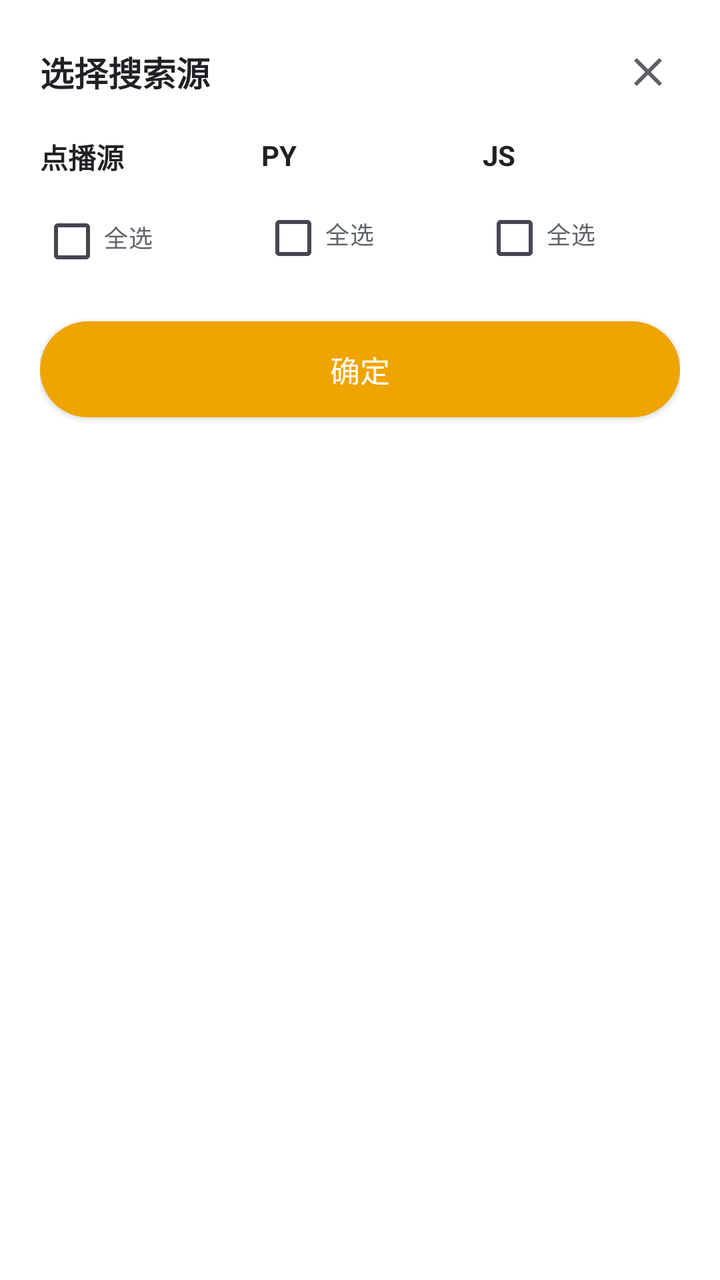
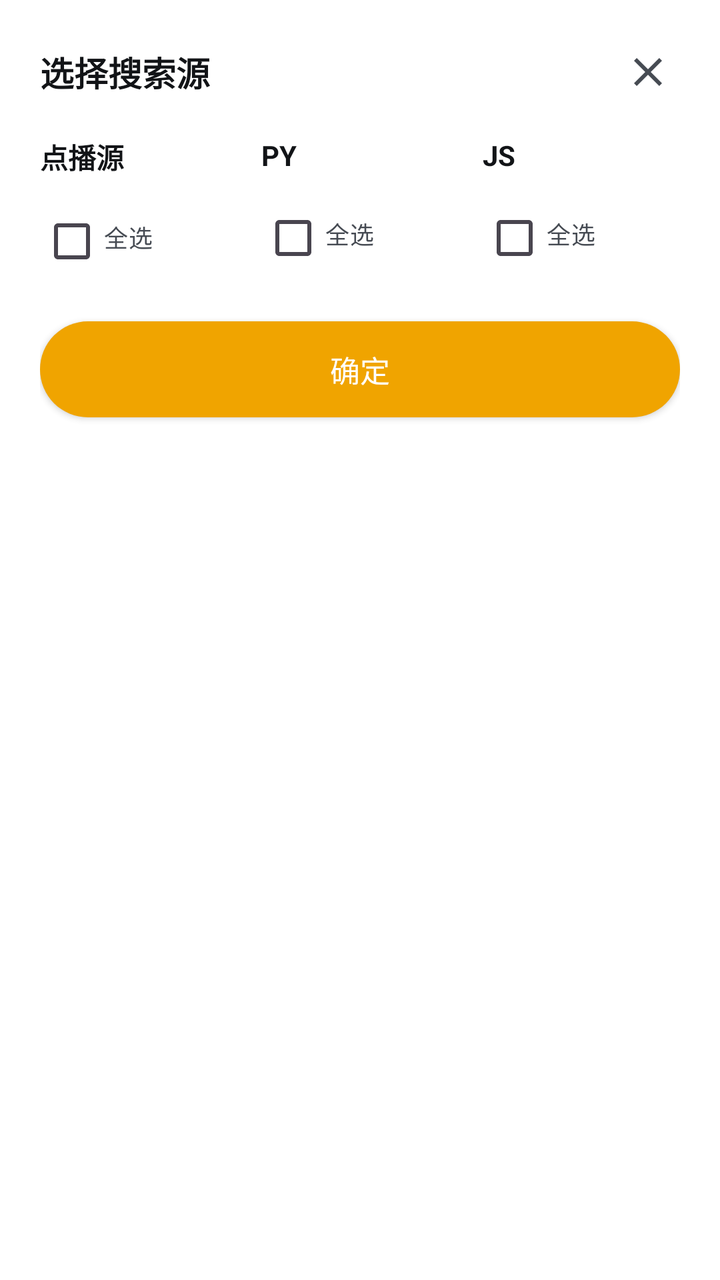

Before-and-after screenshots of an Android layout around one commit, followed by the original layout XML and the change that was made.
<!-- AndroidManifest.xml: another module's application theme Theme.App -->
<!-- res/layout/dialog_search_source.xml -->
<?xml version="1.0" encoding="utf-8"?>
<androidx.appcompat.widget.LinearLayoutCompat xmlns:android="http://schemas.android.com/apk/res/android"
    xmlns:app="http://schemas.android.com/apk/res-auto"
    android:layout_width="match_parent"
    android:layout_height="wrap_content"
    android:background="@drawable/xc_dialog_light"
    android:orientation="vertical"
    android:padding="20dp">

    <androidx.appcompat.widget.LinearLayoutCompat
        android:layout_width="match_parent"
        android:layout_height="wrap_content"
        android:gravity="center_vertical"
        android:orientation="horizontal">

        <androidx.appcompat.widget.AppCompatTextView
            android:layout_width="0dp"
            android:layout_height="wrap_content"
            android:layout_weight="1"
            android:text="选择搜索源"
            android:textColor="#202124"
            android:textSize="17sp"
            android:textStyle="bold" />

        <androidx.appcompat.widget.AppCompatImageButton
            android:id="@+id/close"
            android:layout_width="32dp"
            android:layout_height="32dp"
            android:background="?attr/selectableItemBackgroundBorderless"
            android:src="@drawable/ic_action_close"
            app:tint="#5F6368" />

    </androidx.appcompat.widget.LinearLayoutCompat>

    <androidx.appcompat.widget.LinearLayoutCompat
        android:id="@+id/columns"
        android:layout_width="match_parent"
        android:layout_height="wrap_content"
        android:layout_marginTop="16dp"
        android:orientation="horizontal">

        
        <androidx.appcompat.widget.LinearLayoutCompat
            android:id="@+id/vodColumn"
            android:layout_width="0dp"
            android:layout_height="wrap_content"
            android:layout_weight="1"
            android:orientation="vertical">

            <androidx.appcompat.widget.AppCompatTextView
                android:layout_width="match_parent"
                android:layout_height="wrap_content"
                android:text="点播源"
                android:textColor="#202124"
                android:textSize="14sp"
                android:textStyle="bold"
                android:paddingBottom="8dp" />

            <androidx.appcompat.widget.AppCompatCheckBox
                android:id="@+id/vodSelectAll"
                android:layout_width="wrap_content"
                android:layout_height="wrap_content"
                android:text="全选"
                android:textSize="12sp"
                android:textColor="#5F6368"
                android:paddingBottom="4dp" />

            <androidx.recyclerview.widget.RecyclerView
                android:id="@+id/vodRecycler"
                android:layout_width="match_parent"
                android:layout_height="wrap_content"
                android:maxHeight="280dp"
                app:layoutManager="androidx.recyclerview.widget.LinearLayoutManager" />

        </androidx.appcompat.widget.LinearLayoutCompat>

        
        <androidx.appcompat.widget.LinearLayoutCompat
            android:id="@+id/pyColumn"
            android:layout_width="0dp"
            android:layout_height="wrap_content"
            android:layout_weight="1"
            android:layout_marginStart="12dp"
            android:orientation="vertical">

            <androidx.appcompat.widget.AppCompatTextView
                android:layout_width="match_parent"
                android:layout_height="wrap_content"
                android:text="PY"
                android:textColor="#202124"
                android:textSize="14sp"
                android:textStyle="bold"
                android:paddingBottom="8dp" />

            <androidx.appcompat.widget.AppCompatCheckBox
                android:id="@+id/pySelectAll"
                android:layout_width="wrap_content"
                android:layout_height="wrap_content"
                android:text="全选"
                android:textSize="12sp"
                android:textColor="#5F6368"
                android:paddingBottom="4dp" />

            <androidx.recyclerview.widget.RecyclerView
                android:id="@+id/pyRecycler"
                android:layout_width="match_parent"
                android:layout_height="wrap_content"
                android:maxHeight="280dp"
                app:layoutManager="androidx.recyclerview.widget.LinearLayoutManager" />

        </androidx.appcompat.widget.LinearLayoutCompat>

        
        <androidx.appcompat.widget.LinearLayoutCompat
            android:id="@+id/jsColumn"
            android:layout_width="0dp"
            android:layout_height="wrap_content"
            android:layout_weight="1"
            android:layout_marginStart="12dp"
            android:orientation="vertical">

            <androidx.appcompat.widget.AppCompatTextView
                android:layout_width="match_parent"
                android:layout_height="wrap_content"
                android:text="JS"
                android:textColor="#202124"
                android:textSize="14sp"
                android:textStyle="bold"
                android:paddingBottom="8dp" />

            <androidx.appcompat.widget.AppCompatCheckBox
                android:id="@+id/jsSelectAll"
                android:layout_width="wrap_content"
                android:layout_height="wrap_content"
                android:text="全选"
                android:textSize="12sp"
                android:textColor="#5F6368"
                android:paddingBottom="4dp" />

            <androidx.recyclerview.widget.RecyclerView
                android:id="@+id/jsRecycler"
                android:layout_width="match_parent"
                android:layout_height="wrap_content"
                android:maxHeight="280dp"
                app:layoutManager="androidx.recyclerview.widget.LinearLayoutManager" />

        </androidx.appcompat.widget.LinearLayoutCompat>

    </androidx.appcompat.widget.LinearLayoutCompat>

    <androidx.appcompat.widget.AppCompatButton
        android:id="@+id/confirm"
        android:layout_width="match_parent"
        android:layout_height="48dp"
        android:layout_marginTop="16dp"
        android:background="@drawable/xc_btn_primary"
        android:text="确定"
        android:textColor="#FFFFFF"
        android:textSize="15sp" />

</androidx.appcompat.widget.LinearLayoutCompat>
<!-- resources referenced by this layout -->
<resources>
  <!-- drawable ic_action_close (drawable) -->
  <?xml version="1.0" encoding="utf-8"?>
  <vector xmlns:android="http://schemas.android.com/apk/res/android"
      android:width="24dp"
      android:height="24dp"
      android:viewportWidth="24"
      android:viewportHeight="24">
      <path
          android:fillColor="@android:color/white"
          android:pathData="M19,6.41L17.59,5 12,10.59 6.41,5 5,6.41 10.59,12 5,17.59 6.41,19 12,13.41 17.59,19 19,17.59 13.41,12z" />
  </vector>
  <!-- drawable xc_btn_primary (drawable) -->
  <?xml version="1.0" encoding="utf-8"?>
  <shape xmlns:android="http://schemas.android.com/apk/res/android"
      android:shape="rectangle">
      <corners android:radius="24dp" />
      <solid android:color="#F0A400" />
  </shape>
  <!-- drawable xc_dialog_light (drawable) -->
  <?xml version="1.0" encoding="utf-8"?>
  <shape xmlns:android="http://schemas.android.com/apk/res/android"
      android:shape="rectangle">
      <solid android:color="#B3FFFFFF" />
      <corners android:radius="16dp" />
      <stroke android:width="1dp" android:color="#40FFFFFF" />
  </shape>
  <style name="Theme.App" parent="Theme.XingChen">
          <item name="android:windowDisablePreview">true</item>
          <item name="android:windowSplashScreenBackground">#000000</item>
          <item name="android:windowBackground">#000000</item>
      </style>
  <style name="Theme.XingChen" parent="Theme.Material3.DayNight.NoActionBar">
          <item name="android:windowBackground">@android:color/transparent</item>
                <item name="android:colorBackground">@android:color/transparent</item>
          <item name="colorPrimary">#f0a400</item>
          <item name="colorPrimaryVariant">#c07f00</item>
          <item name="colorOnPrimary">@android:color/white</item>
      </style>
</resources>

<!-- the commit's change to res/layout/dialog_search_source.xml (unified diff, before → after) -->
@@ -18,7 +18,7 @@
             android:layout_height="wrap_content"
             android:layout_weight="1"
             android:text="选择搜索源"
-            android:textColor="#202124"
+            android:textColor="#121417"
             android:textSize="17sp"
             android:textStyle="bold" />
 
@@ -28,7 +28,7 @@
             android:layout_height="32dp"
             android:background="?attr/selectableItemBackgroundBorderless"
             android:src="@drawable/ic_action_close"
-            app:tint="#5F6368" />
+            app:tint="#464B53" />
 
     </androidx.appcompat.widget.LinearLayoutCompat>
 
@@ -51,7 +51,7 @@
                 android:layout_width="match_parent"
                 android:layout_height="wrap_content"
                 android:text="点播源"
-                android:textColor="#202124"
+                android:textColor="#121417"
                 android:textSize="14sp"
                 android:textStyle="bold"
                 android:paddingBottom="8dp" />
@@ -62,7 +62,7 @@
                 android:layout_height="wrap_content"
                 android:text="全选"
                 android:textSize="12sp"
-                android:textColor="#5F6368"
+                android:textColor="#464B53"
                 android:paddingBottom="4dp" />
 
             <androidx.recyclerview.widget.RecyclerView
@@ -87,7 +87,7 @@
                 android:layout_width="match_parent"
                 android:layout_height="wrap_content"
                 android:text="PY"
-                android:textColor="#202124"
+                android:textColor="#121417"
                 android:textSize="14sp"
                 android:textStyle="bold"
                 android:paddingBottom="8dp" />
@@ -98,7 +98,7 @@
                 android:layout_height="wrap_content"
                 android:text="全选"
                 android:textSize="12sp"
-                android:textColor="#5F6368"
+                android:textColor="#464B53"
                 android:paddingBottom="4dp" />
 
             <androidx.recyclerview.widget.RecyclerView
@@ -123,7 +123,7 @@
                 android:layout_width="match_parent"
                 android:layout_height="wrap_content"
                 android:text="JS"
-                android:textColor="#202124"
+                android:textColor="#121417"
                 android:textSize="14sp"
                 android:textStyle="bold"
                 android:paddingBottom="8dp" />
@@ -134,7 +134,7 @@
                 android:layout_height="wrap_content"
                 android:text="全选"
                 android:textSize="12sp"
-                android:textColor="#5F6368"
+                android:textColor="#464B53"
                 android:paddingBottom="4dp" />
 
             <androidx.recyclerview.widget.RecyclerView
